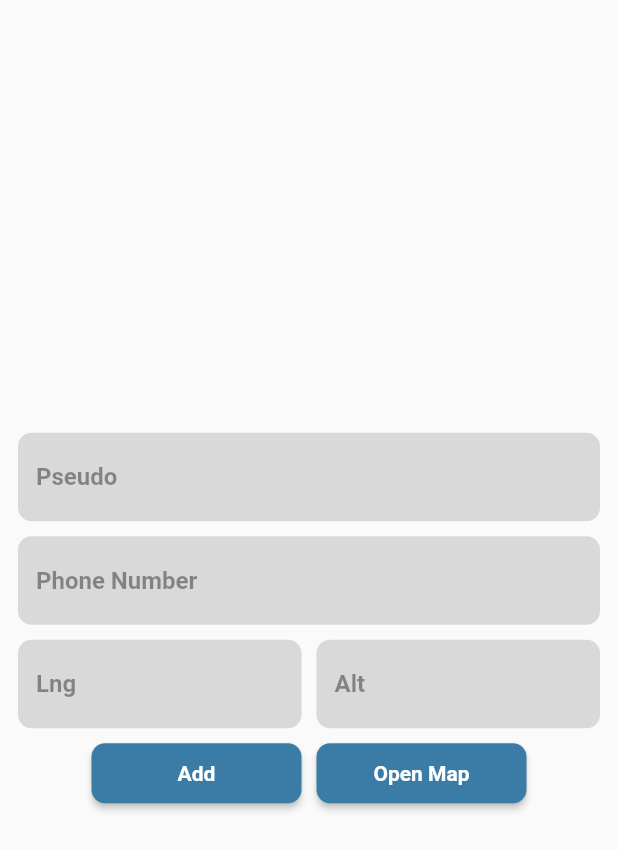
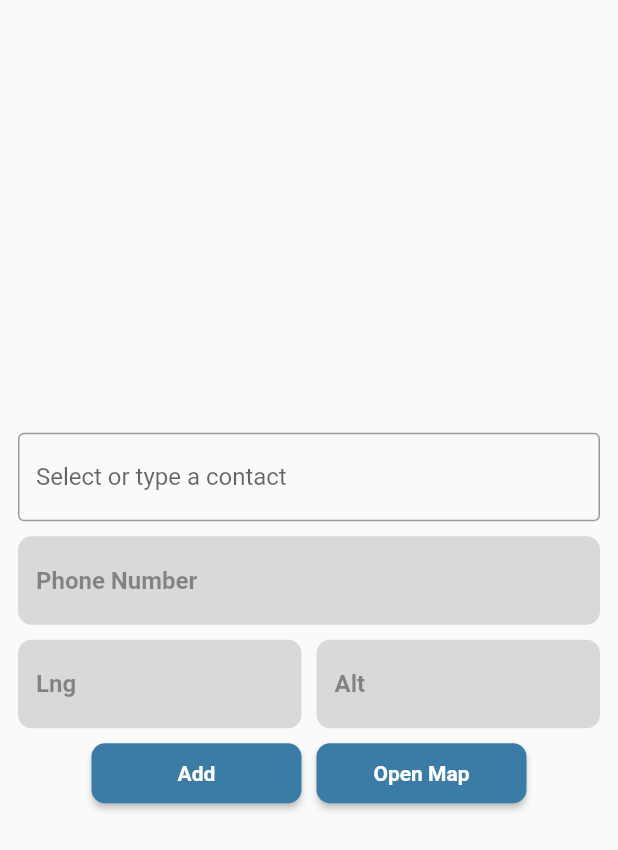
Before and after one commit to Ramy99-dev/simple-contact-app, a Flutter app: the MapForm screen opened directly, on a phone screen of 412 x 824 dp. Shown: the top 850 px of the screen. Run offline on Flutter 3.47's test engine with Material 2 defaults, Android fonts, the phone set to English and light mode, and no system bars; our stand-ins replace animated_background, cloud_firestore, firebase_auth, firebase_core, flip_card, flutter_secure_storage and 7 more; missing offline and left inert: flutter_phone_direct_caller, random_avatar, sms_receiver, tutorial_coach_mark; accounts and stored records are empty.

Commit message:
suggest contacts

```diff
--- a/lib/screen/map_form.dart
+++ b/lib/screen/map_form.dart
@@ -1,8 +1,12 @@
+import 'package:contact_app/model/contact.dart';
 import 'package:contact_app/shared/customTextField.dart';
 import 'package:contact_app/shared/primaryButton.dart';
+import 'package:contact_app/shared/search_bar.dart';
+import 'package:contact_app/util/db.dart';
 import 'package:flutter/material.dart';
 import 'package:flutter/src/widgets/container.dart';
 import 'package:flutter/src/widgets/framework.dart';
+import 'package:flutter_typeahead/flutter_typeahead.dart';
 
 class MapForm extends StatefulWidget {
   const MapForm({super.key});
@@ -13,10 +17,35 @@ class MapForm extends StatefulWidget {
 
 class _MapFormState extends State<MapForm> {
   final TextEditingController _pseudoCtrl = TextEditingController();
-
   final TextEditingController _phoneCtrl = TextEditingController();
   final TextEditingController _lngCtrl = TextEditingController();
   final TextEditingController _altCtrl = TextEditingController();
+
+  final List<String> items = [
+    'Apple',
+    'Banana',
+    'Cherry',
+    'Date',
+    'Grape',
+    'Mango',
+  ];
+
+  List<ContactModel> contacts = [];
+  ContactModel? selectedContact;
+  String contactName = "test";
+
+  Future<void> getContacts() async {
+    List<ContactModel> retrievedContacts = await retrieveContacts();
+    setState(() {
+      contacts = retrievedContacts;
+    });
+  }
+
+  @override
+  void initState() {
+    getContacts();
+    super.initState();
+  }
 
   @override
   Widget build(BuildContext context) {
@@ -24,10 +53,50 @@ class _MapFormState extends State<MapForm> {
       body: Center(
           child: Padding(
         padding: const EdgeInsets.all(12.0),
+        child: SingleChildScrollView(
           child: Column(
             mainAxisAlignment: MainAxisAlignment.center,
             children: [
-            customTextField("Pseudo", _pseudoCtrl, null, 1, false),
+              TypeAheadFormField<ContactModel>(
+                textFieldConfiguration: TextFieldConfiguration(
+                  controller: _pseudoCtrl, // Use the controller here
+                  decoration: InputDecoration(
+                    labelText: 'Select or type a contact',
+                    border: OutlineInputBorder(),
+                  ),
+                ),
+                suggestionsCallback: (pattern) {
+                  // Filter contacts based on the typed pattern
+                  return contacts.where((contact) => contact.username
+                      .toLowerCase()
+                      .contains(pattern.toLowerCase()));
+                },
+                itemBuilder: (context, suggestion) {
+                  // Display the contact's username and number in the suggestion
+                  return ListTile(
+                    title: Text(suggestion.username),
+                    subtitle: Text(suggestion.number),
+                  );
+                },
+                onSuggestionSelected: (suggestion) {
+                  setState(() {
+                    selectedContact = suggestion;
+                    _phoneCtrl.text = selectedContact!.number;
+                    _pseudoCtrl.text = selectedContact!.username;
+                  });
+                  print(
+                      "Selected: ${suggestion.username}, ${suggestion.number}");
+                },
+                validator: (value) {
+                  if (value == null || value.isEmpty) {
+                    return 'Please select or type a contact';
+                  }
+                  return null;
+                },
+                onSaved: (value) {
+                  print("Saved value: $value");
+                },
+              ),
               SizedBox(
                 height: 10,
               ),
@@ -40,7 +109,8 @@ class _MapFormState extends State<MapForm> {
                   children: [
                     Expanded(
                         flex: 2,
-                      child: customTextField("Lng", _lngCtrl, null, 1, false)),
+                        child:
+                            customTextField("Lng", _lngCtrl, null, 1, false)),
                     SizedBox(
                       width: 10,
                     ),
@@ -66,6 +136,7 @@ class _MapFormState extends State<MapForm> {
               )
             ],
           ),
+        ),
       )),
     );
   }
--- a/pubspec.yaml
+++ b/pubspec.yaml
@@ -55,7 +55,7 @@ dependencies:
   cloud_firestore:
   firebase_auth:
   tutorial_coach_mark:
-
+  flutter_typeahead: ^3.0.0
 
 dev_dependencies:
   flutter_test:
```
Also changed, not shown: lib/shared/search_bar.dart (added, +16 -0 lines), pubspec.lock, 1 other file. Lines whose indentation alone changed are shown as unchanged.
